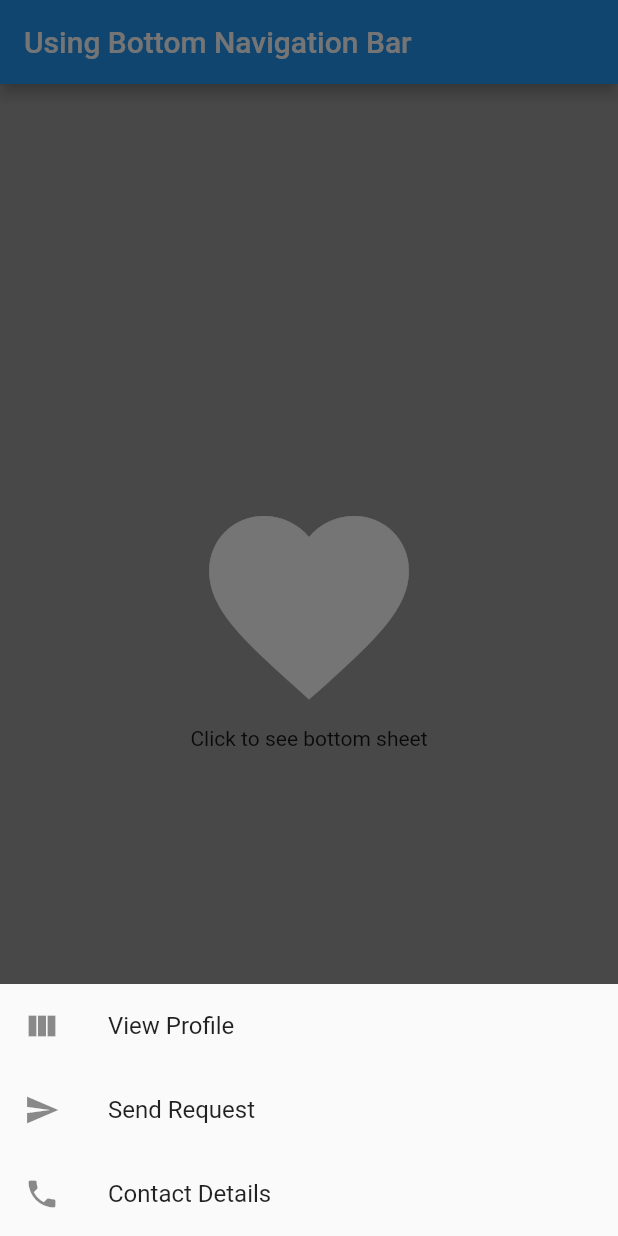
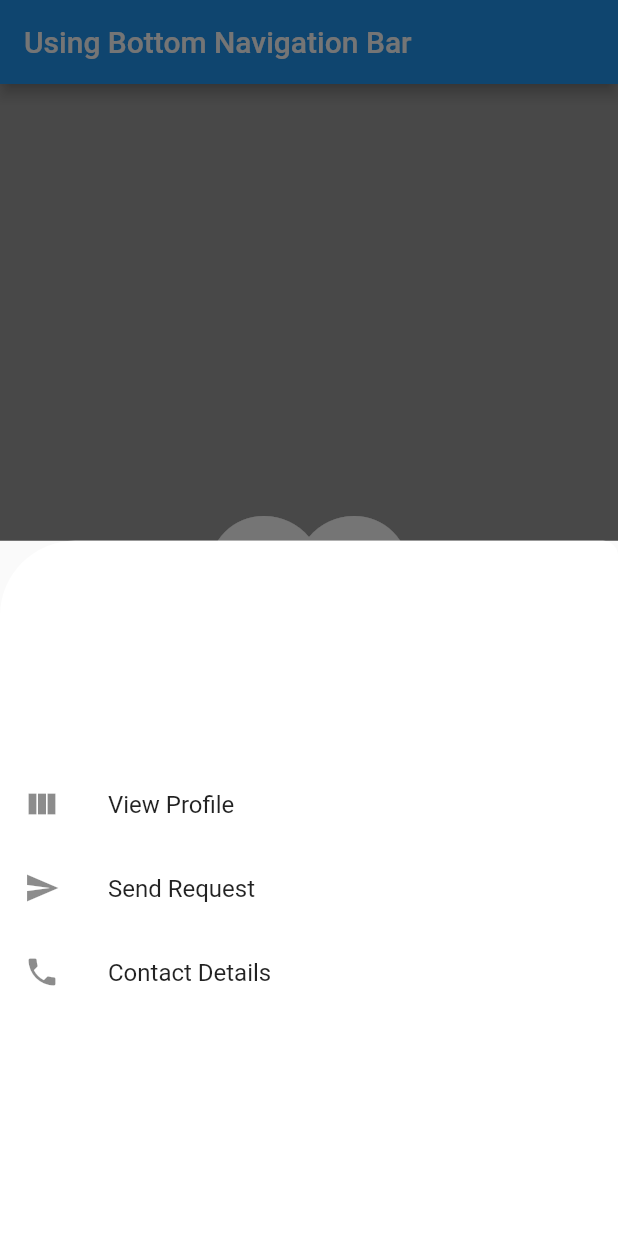
Before and after one commit to disha4mourya/HelloFlutter, a Flutter app: the screen it shows after launch, after a tap on "Click to see bottom sheet", on a phone screen of 412 x 824 dp. Run offline on Flutter 3.47's test engine with Material 2 defaults, Android fonts, the phone set to English and light mode, and no system bars.

```diff
--- a/lib/placeholder_widget.dart
+++ b/lib/placeholder_widget.dart
@@ -22,10 +22,21 @@ class PlaceholderWidget extends StatelessWidget {
               ),
               new GestureDetector(
                 onTap: () {
-
-
-                  showModalBottomSheet<void>(context: context, builder: (BuildContext context) {
-                    return new Column(
+                  showModalBottomSheet<void>(
+                      context: context,
+                      builder: (BuildContext context) {
+                        return new Container(
+                          color: Colors.transparent,
+                          //could change this to Color(0xFF737373),
+                          //so you don't have to change MaterialApp canvasColor
+                          child: new Container(
+                            decoration: new BoxDecoration(
+                                color: Colors.white,
+                                borderRadius: new BorderRadius.only(
+                                    topLeft: const Radius.circular(50.0),
+                                    topRight: const Radius.circular(10.0))),
+                            child: new Center(
+                              child: new Column(
                                 mainAxisSize: MainAxisSize.min,
                                 children: <Widget>[
                                   new ListTile(
@@ -44,6 +55,9 @@ class PlaceholderWidget extends StatelessWidget {
                                     onTap: () => Navigator.pop(context),
                                   ),
                                 ],
+                              ),
+                            ),
+                          ),
                         );
                       });
 
```
Lines whose indentation alone changed are shown as unchanged.
